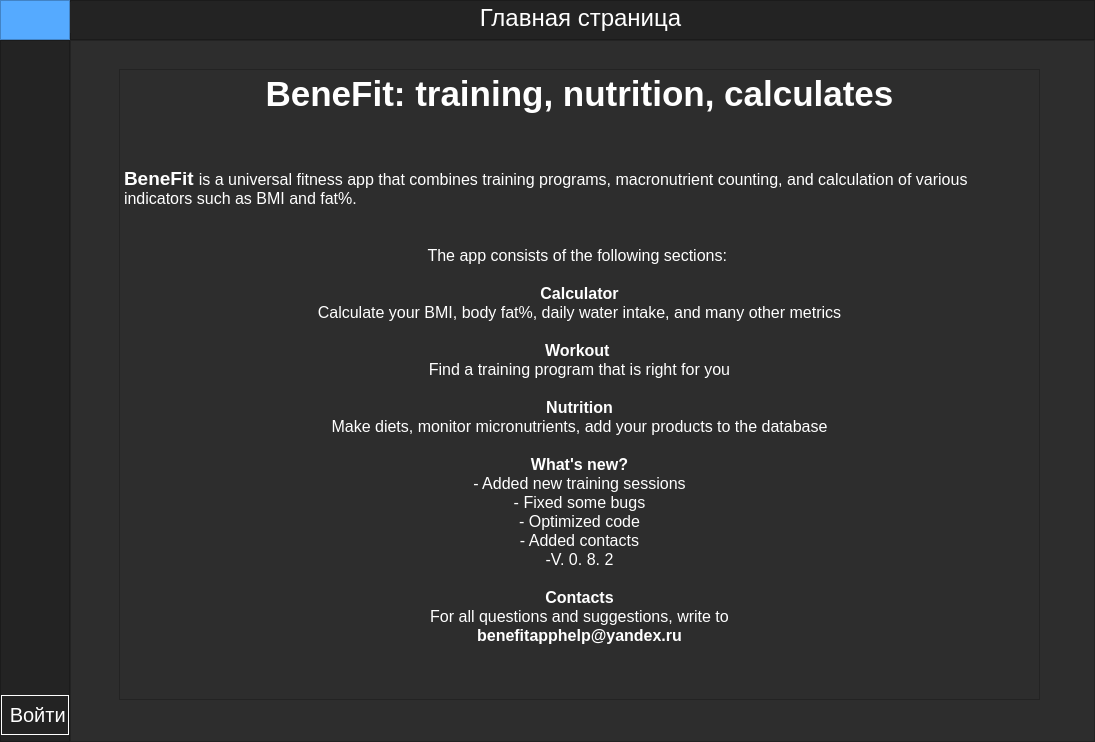
First picture: the form in ui_main.ui, repository AlGaRitm2020/BeneFit, before the edit.
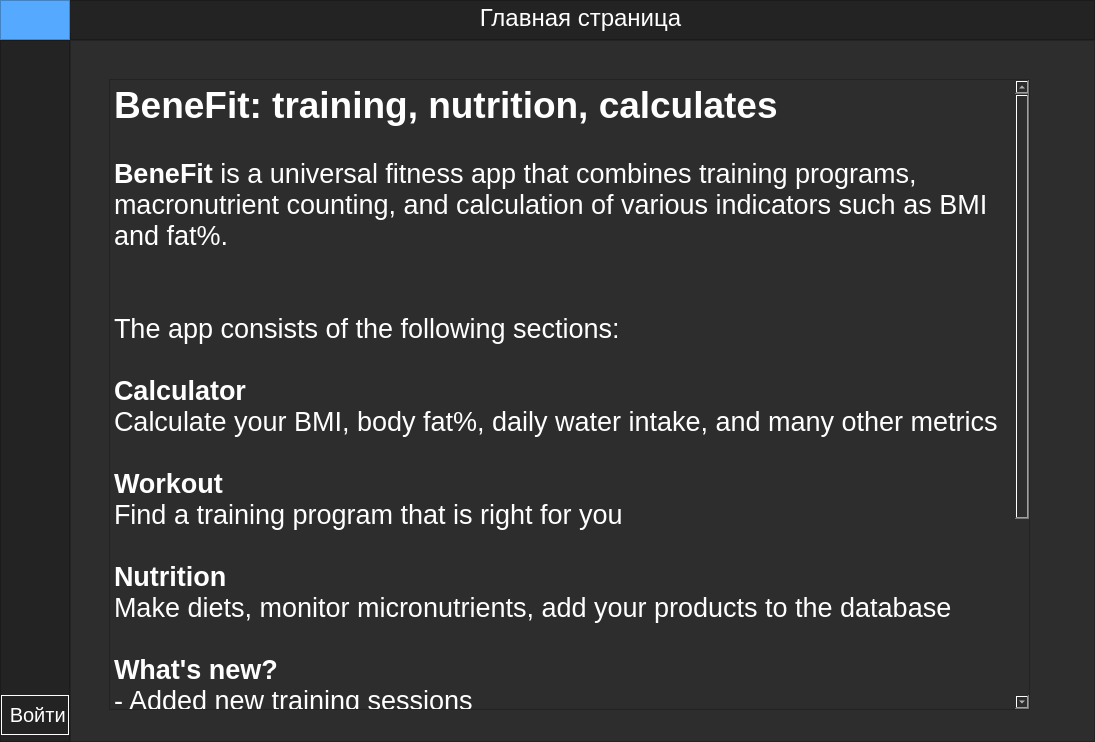
Second picture: the form after the edit. The open tabs and pages were chosen to show the change. Icons and pictures are not drawn.

```diff
--- a/ui_main.ui
+++ b/ui_main.ui
@@ -1533,8 +1533,8 @@
                <widget class="QTextBrowser" name="textBrowser_en">
                 <property name="geometry">
                  <rect>
-                  <x>30</x>
-                  <y>10</y>
+                  <x>20</x>
+                  <y>20</y>
                   <width>921</width>
                   <height>631</height>
                  </rect>
@@ -1547,33 +1547,32 @@
 &lt;html&gt;&lt;head&gt;&lt;meta name=&quot;qrichtext&quot; content=&quot;1&quot; /&gt;&lt;style type=&quot;text/css&quot;&gt;
 p, li { white-space: pre-wrap; }
 &lt;/style&gt;&lt;/head&gt;&lt;body style=&quot; font-family:'MS Shell Dlg 2'; font-size:20px; font-weight:400; font-style:normal;&quot;&gt;
-&lt;p align=&quot;center&quot; style=&quot; margin-top:0px; margin-bottom:0px; margin-left:0px; margin-right:0px; -qt-block-indent:0; text-indent:0px;&quot;&gt;&lt;span style=&quot; font-family:'Franklin Gothic Mediumi','sand-serif'; font-size:26pt; font-weight:600; color:#ffffff;&quot;&gt;BeneFit: training, nutrition, calculates&lt;/span&gt;&lt;/p&gt;
-&lt;p align=&quot;center&quot; style=&quot;-qt-paragraph-type:empty; margin-top:0px; margin-bottom:0px; margin-left:0px; margin-right:0px; -qt-block-indent:0; text-indent:0px; font-family:'Franklin Gothic Mediumi','sand-serif'; font-size:26pt; font-weight:600; color:#ffffff;&quot;&gt;&lt;br /&gt;&lt;/p&gt;
-&lt;p align=&quot;center&quot; style=&quot;-qt-paragraph-type:empty; margin-top:0px; margin-bottom:0px; margin-left:0px; margin-right:0px; -qt-block-indent:0; text-indent:0px; font-family:'Franklin Gothic Mediumi','sand-serif'; font-size:8.25pt; color:#ffffff;&quot;&gt;&lt;br /&gt;&lt;/p&gt;
-&lt;p style=&quot; margin-top:0px; margin-bottom:0px; margin-left:0px; margin-right:0px; -qt-block-indent:0; text-indent:0px;&quot;&gt;&lt;span style=&quot; font-family:'Franklin Gothic Mediumi','sand-serif'; font-size:14pt; font-weight:600; color:#ffffff;&quot;&gt;BeneFit&lt;/span&gt;&lt;span style=&quot; font-family:'Franklin Gothic Mediumi','sand-serif'; font-size:14pt; color:#ffffff;&quot;&gt; &lt;/span&gt;&lt;span style=&quot; font-family:'Franklin Gothic Mediumi','sand-serif'; font-size:12pt; color:#ffffff;&quot;&gt;is a universal fitness app that combines training programs, macronutrient counting, and calculation of various indicators such as BMI and fat%.&lt;/span&gt;&lt;/p&gt;
-&lt;p align=&quot;center&quot; style=&quot;-qt-paragraph-type:empty; margin-top:0px; margin-bottom:0px; margin-left:0px; margin-right:0px; -qt-block-indent:0; text-indent:0px; font-family:'Franklin Gothic Mediumi','sand-serif'; font-size:12pt; color:#ffffff;&quot;&gt;&lt;br /&gt;&lt;/p&gt;
-&lt;p align=&quot;center&quot; style=&quot;-qt-paragraph-type:empty; margin-top:0px; margin-bottom:0px; margin-left:0px; margin-right:0px; -qt-block-indent:0; text-indent:0px; font-family:'Franklin Gothic Mediumi','sand-serif'; font-size:12pt; color:#ffffff;&quot;&gt;&lt;br /&gt;&lt;/p&gt;
-&lt;p align=&quot;center&quot; style=&quot; margin-top:0px; margin-bottom:0px; margin-left:0px; margin-right:0px; -qt-block-indent:0; text-indent:0px;&quot;&gt;&lt;span style=&quot; font-family:'Franklin Gothic Mediumi','sand-serif'; font-size:12pt; color:#ffffff;&quot;&gt;The app consists of the following sections: &lt;/span&gt;&lt;/p&gt;
-&lt;p align=&quot;center&quot; style=&quot;-qt-paragraph-type:empty; margin-top:0px; margin-bottom:0px; margin-left:0px; margin-right:0px; -qt-block-indent:0; text-indent:0px; font-family:'Franklin Gothic Mediumi','sand-serif'; font-size:12pt; color:#ffffff;&quot;&gt;&lt;br /&gt;&lt;/p&gt;
-&lt;p align=&quot;center&quot; style=&quot; margin-top:0px; margin-bottom:0px; margin-left:0px; margin-right:0px; -qt-block-indent:0; text-indent:0px;&quot;&gt;&lt;span style=&quot; font-family:'Franklin Gothic Mediumi','sand-serif'; font-size:12pt; font-weight:600; color:#ffffff;&quot;&gt;Calculator&lt;/span&gt;&lt;/p&gt;
-&lt;p align=&quot;center&quot; style=&quot; margin-top:0px; margin-bottom:0px; margin-left:0px; margin-right:0px; -qt-block-indent:0; text-indent:0px;&quot;&gt;&lt;span style=&quot; font-family:'Franklin Gothic Mediumi','sand-serif'; font-size:12pt; color:#ffffff;&quot;&gt;Calculate your BMI, body fat%, daily water intake, and many other metrics&lt;/span&gt;&lt;/p&gt;
-&lt;p align=&quot;center&quot; style=&quot;-qt-paragraph-type:empty; margin-top:0px; margin-bottom:0px; margin-left:0px; margin-right:0px; -qt-block-indent:0; text-indent:0px; font-family:'Franklin Gothic Mediumi','sand-serif'; font-size:12pt; color:#ffffff;&quot;&gt;&lt;br /&gt;&lt;/p&gt;
-&lt;p align=&quot;center&quot; style=&quot; margin-top:0px; margin-bottom:0px; margin-left:0px; margin-right:0px; -qt-block-indent:0; text-indent:0px;&quot;&gt;&lt;span style=&quot; font-family:'Franklin Gothic Mediumi','sand-serif'; font-size:12pt; font-weight:600; color:#ffffff;&quot;&gt;Workout &lt;/span&gt;&lt;/p&gt;
-&lt;p align=&quot;center&quot; style=&quot; margin-top:0px; margin-bottom:0px; margin-left:0px; margin-right:0px; -qt-block-indent:0; text-indent:0px;&quot;&gt;&lt;span style=&quot; font-family:'Franklin Gothic Mediumi','sand-serif'; font-size:12pt; color:#ffffff;&quot;&gt;Find a training program that is right for you&lt;/span&gt;&lt;/p&gt;
-&lt;p align=&quot;center&quot; style=&quot;-qt-paragraph-type:empty; margin-top:0px; margin-bottom:0px; margin-left:0px; margin-right:0px; -qt-block-indent:0; text-indent:0px; font-family:'Franklin Gothic Mediumi','sand-serif'; font-size:12pt; color:#ffffff;&quot;&gt;&lt;br /&gt;&lt;/p&gt;
-&lt;p align=&quot;center&quot; style=&quot; margin-top:0px; margin-bottom:0px; margin-left:0px; margin-right:0px; -qt-block-indent:0; text-indent:0px;&quot;&gt;&lt;span style=&quot; font-family:'Franklin Gothic Mediumi','sand-serif'; font-size:12pt; font-weight:600; color:#ffffff;&quot;&gt;Nutrition&lt;/span&gt;&lt;/p&gt;
-&lt;p align=&quot;center&quot; style=&quot; margin-top:0px; margin-bottom:0px; margin-left:0px; margin-right:0px; -qt-block-indent:0; text-indent:0px;&quot;&gt;&lt;span style=&quot; font-family:'Franklin Gothic Mediumi','sand-serif'; font-size:12pt; color:#ffffff;&quot;&gt;Make diets, monitor micronutrients, add your products to the database&lt;/span&gt;&lt;/p&gt;
-&lt;p align=&quot;center&quot; style=&quot;-qt-paragraph-type:empty; margin-top:0px; margin-bottom:0px; margin-left:0px; margin-right:0px; -qt-block-indent:0; text-indent:0px; font-family:'Franklin Gothic Mediumi','sand-serif'; font-size:12pt; color:#ffffff;&quot;&gt;&lt;br /&gt;&lt;/p&gt;
-&lt;p align=&quot;center&quot; style=&quot; margin-top:0px; margin-bottom:0px; margin-left:0px; margin-right:0px; -qt-block-indent:0; text-indent:0px;&quot;&gt;&lt;span style=&quot; font-family:'Franklin Gothic Mediumi','sand-serif'; font-size:12pt; font-weight:600; color:#ffffff;&quot;&gt;What's new?&lt;/span&gt;&lt;/p&gt;
-&lt;p align=&quot;center&quot; style=&quot; margin-top:0px; margin-bottom:0px; margin-left:0px; margin-right:0px; -qt-block-indent:0; text-indent:0px;&quot;&gt;&lt;span style=&quot; font-family:'Franklin Gothic Mediumi','sand-serif'; font-size:12pt; color:#ffffff;&quot;&gt;- Added new training sessions&lt;/span&gt;&lt;/p&gt;
-&lt;p align=&quot;center&quot; style=&quot; margin-top:0px; margin-bottom:0px; margin-left:0px; margin-right:0px; -qt-block-indent:0; text-indent:0px;&quot;&gt;&lt;span style=&quot; font-family:'Franklin Gothic Mediumi','sand-serif'; font-size:12pt; color:#ffffff;&quot;&gt;- Fixed some bugs&lt;/span&gt;&lt;/p&gt;
-&lt;p align=&quot;center&quot; style=&quot; margin-top:0px; margin-bottom:0px; margin-left:0px; margin-right:0px; -qt-block-indent:0; text-indent:0px;&quot;&gt;&lt;span style=&quot; font-family:'Franklin Gothic Mediumi','sand-serif'; font-size:12pt; color:#ffffff;&quot;&gt;- Optimized code&lt;/span&gt;&lt;/p&gt;
-&lt;p align=&quot;center&quot; style=&quot; margin-top:0px; margin-bottom:0px; margin-left:0px; margin-right:0px; -qt-block-indent:0; text-indent:0px;&quot;&gt;&lt;span style=&quot; font-family:'Franklin Gothic Mediumi','sand-serif'; font-size:12pt; color:#ffffff;&quot;&gt;- Added contacts&lt;/span&gt;&lt;/p&gt;
-&lt;p align=&quot;center&quot; style=&quot; margin-top:0px; margin-bottom:0px; margin-left:0px; margin-right:0px; -qt-block-indent:0; text-indent:0px;&quot;&gt;&lt;span style=&quot; font-family:'Franklin Gothic Mediumi','sand-serif'; font-size:12pt; color:#ffffff;&quot;&gt;-V. 0. 8. 2&lt;/span&gt;&lt;/p&gt;
-&lt;p align=&quot;center&quot; style=&quot;-qt-paragraph-type:empty; margin-top:0px; margin-bottom:0px; margin-left:0px; margin-right:0px; -qt-block-indent:0; text-indent:0px; font-family:'Franklin Gothic Mediumi','sand-serif'; font-size:12pt; color:#ffffff;&quot;&gt;&lt;br /&gt;&lt;/p&gt;
-&lt;p align=&quot;center&quot; style=&quot; margin-top:0px; margin-bottom:0px; margin-left:0px; margin-right:0px; -qt-block-indent:0; text-indent:0px;&quot;&gt;&lt;span style=&quot; font-family:'Franklin Gothic Mediumi','sand-serif'; font-size:12pt; font-weight:600; color:#ffffff;&quot;&gt;Contacts&lt;/span&gt;&lt;/p&gt;
-&lt;p align=&quot;center&quot; style=&quot; margin-top:0px; margin-bottom:0px; margin-left:0px; margin-right:0px; -qt-block-indent:0; text-indent:0px;&quot;&gt;&lt;span style=&quot; font-family:'Franklin Gothic Mediumi','sand-serif'; font-size:12pt; color:#ffffff;&quot;&gt;For all questions and suggestions, write to&lt;/span&gt;&lt;/p&gt;
-&lt;p align=&quot;center&quot; style=&quot; margin-top:0px; margin-bottom:0px; margin-left:0px; margin-right:0px; -qt-block-indent:0; text-indent:0px;&quot;&gt;&lt;span style=&quot; font-family:'Franklin Gothic Mediumi','sand-serif'; font-size:12pt; font-weight:600; color:#ffffff;&quot;&gt;benefitapphelp@yandex.ru&lt;/span&gt;&lt;/p&gt;&lt;/body&gt;&lt;/html&gt;</string>
+&lt;p style=&quot; margin-top:0px; margin-bottom:0px; margin-left:0px; margin-right:0px; -qt-block-indent:0; text-indent:0px;&quot;&gt;&lt;span style=&quot; font-family:'Franklin Gothic Mediumi','sand-serif'; font-size:28pt; font-weight:600;&quot;&gt;BeneFit: training, nutrition, calculates&lt;/span&gt;&lt;/p&gt;
+&lt;p style=&quot;-qt-paragraph-type:empty; margin-top:0px; margin-bottom:0px; margin-left:0px; margin-right:0px; -qt-block-indent:0; text-indent:0px; font-family:'Franklin Gothic Mediumi','sand-serif'; font-size:20pt;&quot;&gt;&lt;br /&gt;&lt;/p&gt;
+&lt;p style=&quot; margin-top:0px; margin-bottom:0px; margin-left:0px; margin-right:0px; -qt-block-indent:0; text-indent:0px;&quot;&gt;&lt;span style=&quot; font-family:'Franklin Gothic Mediumi','sand-serif'; font-size:20pt; font-weight:600;&quot;&gt;BeneFit&lt;/span&gt;&lt;span style=&quot; font-family:'Franklin Gothic Mediumi','sand-serif'; font-size:20pt;&quot;&gt; is a universal fitness app that combines training programs, macronutrient counting, and calculation of various indicators such as BMI and fat%.&lt;/span&gt;&lt;/p&gt;
+&lt;p style=&quot;-qt-paragraph-type:empty; margin-top:0px; margin-bottom:0px; margin-left:0px; margin-right:0px; -qt-block-indent:0; text-indent:0px; font-family:'Franklin Gothic Mediumi','sand-serif'; font-size:20pt;&quot;&gt;&lt;br /&gt;&lt;/p&gt;
+&lt;p style=&quot;-qt-paragraph-type:empty; margin-top:0px; margin-bottom:0px; margin-left:0px; margin-right:0px; -qt-block-indent:0; text-indent:0px; font-family:'Franklin Gothic Mediumi','sand-serif'; font-size:20pt;&quot;&gt;&lt;br /&gt;&lt;/p&gt;
+&lt;p style=&quot; margin-top:0px; margin-bottom:0px; margin-left:0px; margin-right:0px; -qt-block-indent:0; text-indent:0px;&quot;&gt;&lt;span style=&quot; font-family:'Franklin Gothic Mediumi','sand-serif'; font-size:20pt;&quot;&gt;The app consists of the following sections: &lt;/span&gt;&lt;/p&gt;
+&lt;p style=&quot;-qt-paragraph-type:empty; margin-top:0px; margin-bottom:0px; margin-left:0px; margin-right:0px; -qt-block-indent:0; text-indent:0px; font-family:'Franklin Gothic Mediumi','sand-serif'; font-size:20pt;&quot;&gt;&lt;br /&gt;&lt;/p&gt;
+&lt;p style=&quot; margin-top:0px; margin-bottom:0px; margin-left:0px; margin-right:0px; -qt-block-indent:0; text-indent:0px;&quot;&gt;&lt;span style=&quot; font-family:'Franklin Gothic Mediumi','sand-serif'; font-size:20pt; font-weight:600;&quot;&gt;Calculator&lt;/span&gt;&lt;/p&gt;
+&lt;p style=&quot; margin-top:0px; margin-bottom:0px; margin-left:0px; margin-right:0px; -qt-block-indent:0; text-indent:0px;&quot;&gt;&lt;span style=&quot; font-family:'Franklin Gothic Mediumi','sand-serif'; font-size:20pt;&quot;&gt;Calculate your BMI, body fat%, daily water intake, and many other metrics&lt;/span&gt;&lt;/p&gt;
+&lt;p style=&quot;-qt-paragraph-type:empty; margin-top:0px; margin-bottom:0px; margin-left:0px; margin-right:0px; -qt-block-indent:0; text-indent:0px; font-family:'Franklin Gothic Mediumi','sand-serif'; font-size:20pt;&quot;&gt;&lt;br /&gt;&lt;/p&gt;
+&lt;p style=&quot; margin-top:0px; margin-bottom:0px; margin-left:0px; margin-right:0px; -qt-block-indent:0; text-indent:0px;&quot;&gt;&lt;span style=&quot; font-family:'Franklin Gothic Mediumi','sand-serif'; font-size:20pt; font-weight:600;&quot;&gt;Workout &lt;/span&gt;&lt;/p&gt;
+&lt;p style=&quot; margin-top:0px; margin-bottom:0px; margin-left:0px; margin-right:0px; -qt-block-indent:0; text-indent:0px;&quot;&gt;&lt;span style=&quot; font-family:'Franklin Gothic Mediumi','sand-serif'; font-size:20pt;&quot;&gt;Find a training program that is right for you&lt;/span&gt;&lt;/p&gt;
+&lt;p style=&quot;-qt-paragraph-type:empty; margin-top:0px; margin-bottom:0px; margin-left:0px; margin-right:0px; -qt-block-indent:0; text-indent:0px; font-family:'Franklin Gothic Mediumi','sand-serif'; font-size:20pt;&quot;&gt;&lt;br /&gt;&lt;/p&gt;
+&lt;p style=&quot; margin-top:0px; margin-bottom:0px; margin-left:0px; margin-right:0px; -qt-block-indent:0; text-indent:0px;&quot;&gt;&lt;span style=&quot; font-family:'Franklin Gothic Mediumi','sand-serif'; font-size:20pt; font-weight:600;&quot;&gt;Nutrition&lt;/span&gt;&lt;/p&gt;
+&lt;p style=&quot; margin-top:0px; margin-bottom:0px; margin-left:0px; margin-right:0px; -qt-block-indent:0; text-indent:0px;&quot;&gt;&lt;span style=&quot; font-family:'Franklin Gothic Mediumi','sand-serif'; font-size:20pt;&quot;&gt;Make diets, monitor micronutrients, add your products to the database&lt;/span&gt;&lt;/p&gt;
+&lt;p style=&quot;-qt-paragraph-type:empty; margin-top:0px; margin-bottom:0px; margin-left:0px; margin-right:0px; -qt-block-indent:0; text-indent:0px; font-family:'Franklin Gothic Mediumi','sand-serif'; font-size:20pt;&quot;&gt;&lt;br /&gt;&lt;/p&gt;
+&lt;p style=&quot; margin-top:0px; margin-bottom:0px; margin-left:0px; margin-right:0px; -qt-block-indent:0; text-indent:0px;&quot;&gt;&lt;span style=&quot; font-family:'Franklin Gothic Mediumi','sand-serif'; font-size:20pt; font-weight:600;&quot;&gt;What's new?&lt;/span&gt;&lt;/p&gt;
+&lt;p style=&quot; margin-top:0px; margin-bottom:0px; margin-left:0px; margin-right:0px; -qt-block-indent:0; text-indent:0px;&quot;&gt;&lt;span style=&quot; font-family:'Franklin Gothic Mediumi','sand-serif'; font-size:20pt;&quot;&gt;- Added new training sessions&lt;/span&gt;&lt;/p&gt;
+&lt;p style=&quot; margin-top:0px; margin-bottom:0px; margin-left:0px; margin-right:0px; -qt-block-indent:0; text-indent:0px;&quot;&gt;&lt;span style=&quot; font-family:'Franklin Gothic Mediumi','sand-serif'; font-size:20pt;&quot;&gt;- Fixed some bugs&lt;/span&gt;&lt;/p&gt;
+&lt;p style=&quot; margin-top:0px; margin-bottom:0px; margin-left:0px; margin-right:0px; -qt-block-indent:0; text-indent:0px;&quot;&gt;&lt;span style=&quot; font-family:'Franklin Gothic Mediumi','sand-serif'; font-size:20pt;&quot;&gt;- Optimized code&lt;/span&gt;&lt;/p&gt;
+&lt;p style=&quot; margin-top:0px; margin-bottom:0px; margin-left:0px; margin-right:0px; -qt-block-indent:0; text-indent:0px;&quot;&gt;&lt;span style=&quot; font-family:'Franklin Gothic Mediumi','sand-serif'; font-size:20pt;&quot;&gt;- Added contacts&lt;/span&gt;&lt;/p&gt;
+&lt;p style=&quot; margin-top:0px; margin-bottom:0px; margin-left:0px; margin-right:0px; -qt-block-indent:0; text-indent:0px;&quot;&gt;&lt;span style=&quot; font-family:'Franklin Gothic Mediumi','sand-serif'; font-size:20pt;&quot;&gt;-V. 0. 8. 2&lt;/span&gt;&lt;/p&gt;
+&lt;p style=&quot;-qt-paragraph-type:empty; margin-top:0px; margin-bottom:0px; margin-left:0px; margin-right:0px; -qt-block-indent:0; text-indent:0px; font-family:'Franklin Gothic Mediumi','sand-serif'; font-size:20pt;&quot;&gt;&lt;br /&gt;&lt;/p&gt;
+&lt;p style=&quot; margin-top:0px; margin-bottom:0px; margin-left:0px; margin-right:0px; -qt-block-indent:0; text-indent:0px;&quot;&gt;&lt;span style=&quot; font-family:'Franklin Gothic Mediumi','sand-serif'; font-size:20pt; font-weight:600;&quot;&gt;Contacts&lt;/span&gt;&lt;/p&gt;
+&lt;p style=&quot; margin-top:0px; margin-bottom:0px; margin-left:0px; margin-right:0px; -qt-block-indent:0; text-indent:0px;&quot;&gt;&lt;span style=&quot; font-family:'Franklin Gothic Mediumi','sand-serif'; font-size:20pt;&quot;&gt;For all questions and suggestions, write to&lt;/span&gt;&lt;/p&gt;
+&lt;p style=&quot; margin-top:0px; margin-bottom:0px; margin-left:0px; margin-right:0px; -qt-block-indent:0; text-indent:0px;&quot;&gt;&lt;span style=&quot; font-family:'Franklin Gothic Mediumi','sand-serif'; font-size:20pt; font-weight:600; color:#ffffff;&quot;&gt;benefitapphelp@yandex.ru&lt;/span&gt;&lt;/p&gt;&lt;/body&gt;&lt;/html&gt;</string>
                 </property>
                </widget>
               </widget>
```
Left out of the diff: 96 changed lines with no effect on the pictures.
